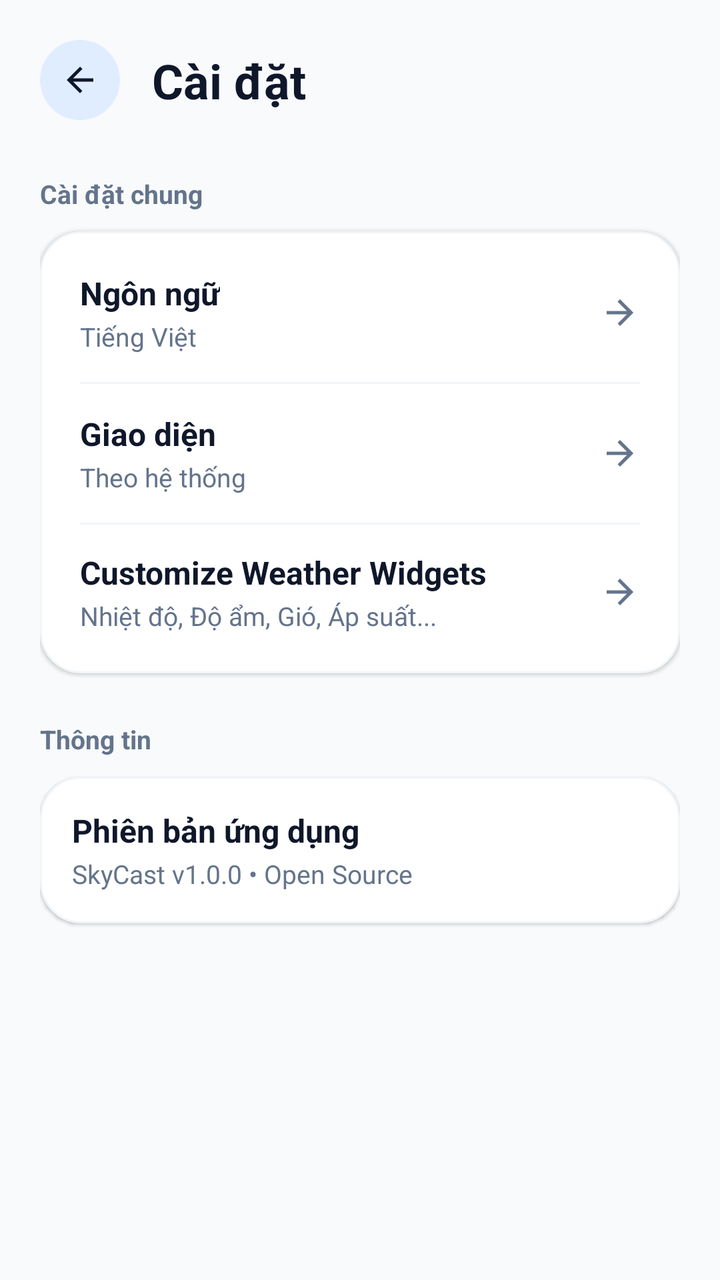
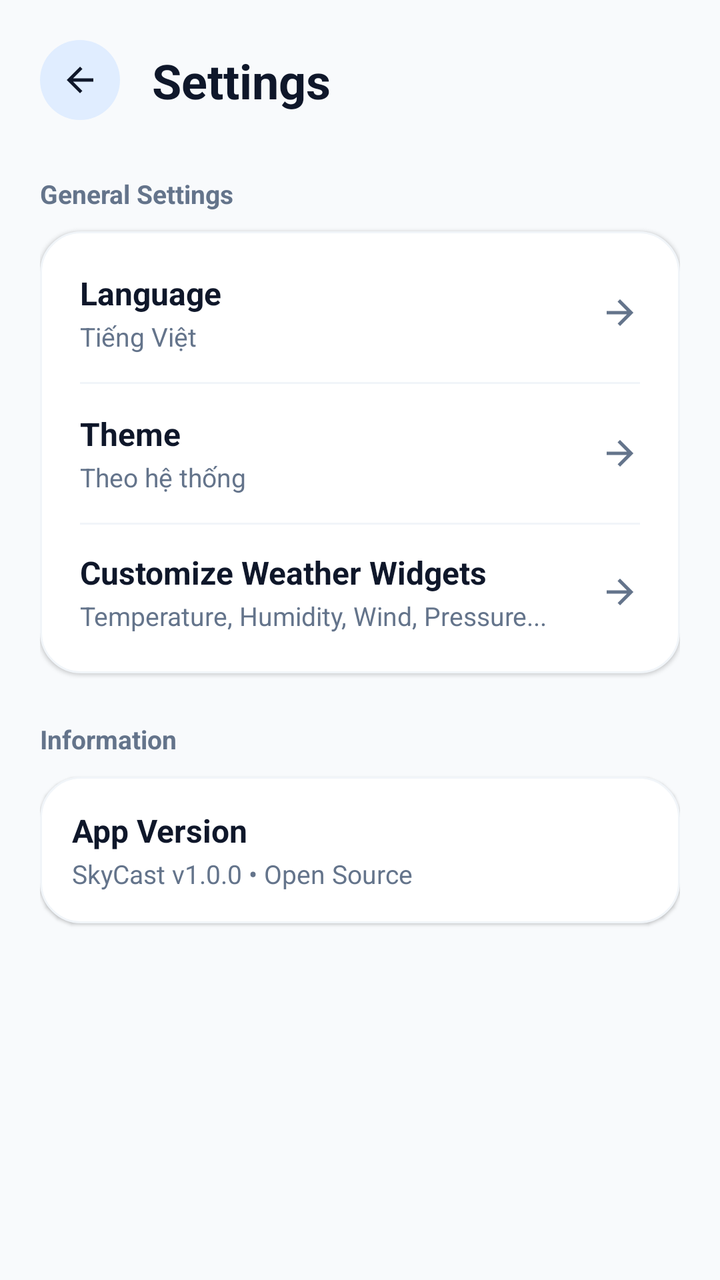

The first picture is an Android layout as it rendered before a commit; the second is the same layout after the commit. The layout source and the unified diff follow.
<!-- AndroidManifest.xml: application theme Theme.Weather -->
<!-- res/layout/fragment_settings.xml -->
<?xml version="1.0" encoding="utf-8"?>
<androidx.core.widget.NestedScrollView xmlns:android="http://schemas.android.com/apk/res/android"
    xmlns:app="http://schemas.android.com/apk/res-auto"
    xmlns:tools="http://schemas.android.com/tools"
    android:layout_width="match_parent"
    android:layout_height="match_parent"
    android:background="@color/home_bg"
    android:fillViewport="true"
    android:overScrollMode="never">

    <androidx.constraintlayout.widget.ConstraintLayout
        android:layout_width="match_parent"
        android:layout_height="wrap_content"
        android:padding="20dp">

        
        <ImageView
            android:id="@+id/btnBack"
            android:layout_width="40dp"
            android:layout_height="40dp"
            android:background="@drawable/bg_badge_rounded"
            android:contentDescription="Quay lại"
            android:padding="10dp"
            android:src="@drawable/ic_arrow_back"
            app:layout_constraintStart_toStartOf="parent"
            app:layout_constraintTop_toTopOf="parent"
            app:tint="@color/card_title" />

        <TextView
            android:id="@+id/tvSettingsTitle"
            android:layout_width="0dp"
            android:layout_height="wrap_content"
            android:layout_marginStart="16dp"
            android:text="Cài đặt"
            android:textColor="@color/card_title"
            android:textSize="24sp"
            android:textStyle="bold"
            app:layout_constraintBottom_toBottomOf="@id/btnBack"
            app:layout_constraintEnd_toEndOf="parent"
            app:layout_constraintStart_toEndOf="@id/btnBack"
            app:layout_constraintTop_toTopOf="@id/btnBack" />

        
        <TextView
            android:id="@+id/tvGeneralSectionTitle"
            android:layout_width="wrap_content"
            android:layout_height="wrap_content"
            android:layout_marginTop="28dp"
            android:text="Cài đặt chung"
            android:textColor="@color/brand_section_title"
            android:textSize="13sp"
            android:textStyle="bold"
            app:layout_constraintStart_toStartOf="parent"
            app:layout_constraintTop_toBottomOf="@id/btnBack" />

        <androidx.constraintlayout.widget.ConstraintLayout
            android:id="@+id/cardGeneralSettings"
            android:layout_width="match_parent"
            android:layout_height="wrap_content"
            android:layout_marginTop="10dp"
            android:background="@drawable/bg_card_white"
            android:elevation="1dp"
            android:padding="6dp"
            app:layout_constraintTop_toBottomOf="@id/tvGeneralSectionTitle">

            
            <LinearLayout
                android:id="@+id/layoutLanguage"
                android:layout_width="match_parent"
                android:layout_height="wrap_content"
                android:background="?attr/selectableItemBackground"
                android:clickable="true"
                android:focusable="true"
                android:gravity="center_vertical"
                android:orientation="horizontal"
                android:paddingHorizontal="14dp"
                android:paddingVertical="14dp"
                app:layout_constraintTop_toTopOf="parent">

                <LinearLayout
                    android:layout_width="0dp"
                    android:layout_height="wrap_content"
                    android:layout_weight="1"
                    android:orientation="vertical">

                    <TextView
                        android:layout_width="wrap_content"
                        android:layout_height="wrap_content"
                        android:text="Ngôn ngữ"
                        android:textColor="@color/card_title"
                        android:textSize="16sp"
                        android:textStyle="bold" />

                    <TextView
                        android:id="@+id/tvLanguageValue"
                        android:layout_width="wrap_content"
                        android:layout_height="wrap_content"
                        android:layout_marginTop="2dp"
                        android:text="Tiếng Việt"
                        android:textColor="@color/card_desc"
                        android:textSize="13sp" />
                </LinearLayout>

                <ImageView
                    android:layout_width="20dp"
                    android:layout_height="20dp"
                    android:src="@drawable/ic_arrow_forward"
                    app:tint="@color/brand_section_title" />
            </LinearLayout>

            <View
                android:id="@+id/divider1"
                android:layout_width="match_parent"
                android:layout_height="1dp"
                android:layout_marginHorizontal="14dp"
                android:background="@color/card_border"
                app:layout_constraintTop_toBottomOf="@id/layoutLanguage" />

            
            <LinearLayout
                android:id="@+id/layoutTheme"
                android:layout_width="match_parent"
                android:layout_height="wrap_content"
                android:background="?attr/selectableItemBackground"
                android:clickable="true"
                android:focusable="true"
                android:gravity="center_vertical"
                android:orientation="horizontal"
                android:paddingHorizontal="14dp"
                android:paddingVertical="14dp"
                app:layout_constraintTop_toBottomOf="@id/divider1">

                <LinearLayout
                    android:layout_width="0dp"
                    android:layout_height="wrap_content"
                    android:layout_weight="1"
                    android:orientation="vertical">

                    <TextView
                        android:layout_width="wrap_content"
                        android:layout_height="wrap_content"
                        android:text="Giao diện"
                        android:textColor="@color/card_title"
                        android:textSize="16sp"
                        android:textStyle="bold" />

                    <TextView
                        android:id="@+id/tvThemeValue"
                        android:layout_width="wrap_content"
                        android:layout_height="wrap_content"
                        android:layout_marginTop="2dp"
                        android:text="Theo hệ thống"
                        android:textColor="@color/card_desc"
                        android:textSize="13sp" />
                </LinearLayout>

                <ImageView
                    android:layout_width="20dp"
                    android:layout_height="20dp"
                    android:src="@drawable/ic_arrow_forward"
                    app:tint="@color/brand_section_title" />
            </LinearLayout>

            <View
                android:id="@+id/divider2"
                android:layout_width="match_parent"
                android:layout_height="1dp"
                android:layout_marginHorizontal="14dp"
                android:background="@color/card_border"
                app:layout_constraintTop_toBottomOf="@id/layoutTheme" />




            
            <LinearLayout
                android:id="@+id/layoutWeatherWidgets"
                android:layout_width="match_parent"
                android:layout_height="wrap_content"
                android:background="?attr/selectableItemBackground"
                android:clickable="true"
                android:focusable="true"
                android:gravity="center_vertical"
                android:orientation="horizontal"
                android:paddingHorizontal="14dp"
                android:paddingVertical="14dp"
                app:layout_constraintTop_toBottomOf="@+id/layoutTheme"
                tools:layout_editor_absoluteX="6dp">

                <LinearLayout
                    android:layout_width="0dp"
                    android:layout_height="wrap_content"
                    android:layout_weight="1"
                    android:orientation="vertical">

                    <TextView
                        android:layout_width="wrap_content"
                        android:layout_height="wrap_content"
                        android:text="@string/settings_weather_setup"
                        android:textColor="@color/card_title"
                        android:textSize="16sp"
                        android:textStyle="bold" />

                    <TextView
                        android:id="@+id/tvWeatherWidgetsValue"
                        android:layout_width="wrap_content"
                        android:layout_height="wrap_content"
                        android:layout_marginTop="2dp"
                        android:text="Nhiệt độ, Độ ẩm, Gió, Áp suất..."
                        android:textColor="@color/card_desc"
                        android:textSize="13sp" />
                </LinearLayout>

                <ImageView
                    android:layout_width="20dp"
                    android:layout_height="20dp"
                    android:src="@drawable/ic_arrow_forward"
                    app:tint="@color/brand_section_title" />
            </LinearLayout>

        </androidx.constraintlayout.widget.ConstraintLayout>

        
        <TextView
            android:id="@+id/tvAboutSectionTitle"
            android:layout_width="wrap_content"
            android:layout_height="wrap_content"
            android:layout_marginTop="24dp"
            android:text="Thông tin"
            android:textColor="@color/brand_section_title"
            android:textSize="13sp"
            android:textStyle="bold"
            app:layout_constraintStart_toStartOf="parent"
            app:layout_constraintTop_toBottomOf="@id/cardGeneralSettings" />

        <androidx.constraintlayout.widget.ConstraintLayout
            android:id="@+id/cardAbout"
            android:layout_width="match_parent"
            android:layout_height="wrap_content"
            android:layout_marginTop="10dp"
            android:background="@drawable/bg_card_white"
            android:elevation="1dp"
            android:padding="16dp"
            app:layout_constraintTop_toBottomOf="@id/tvAboutSectionTitle">

            <LinearLayout
                android:layout_width="match_parent"
                android:layout_height="wrap_content"
                android:gravity="center_vertical"
                android:orientation="horizontal"
                app:layout_constraintTop_toTopOf="parent">

                <LinearLayout
                    android:layout_width="0dp"
                    android:layout_height="wrap_content"
                    android:layout_weight="1"
                    android:orientation="vertical">

                    <TextView
                        android:layout_width="wrap_content"
                        android:layout_height="wrap_content"
                        android:text="Phiên bản ứng dụng"
                        android:textColor="@color/card_title"
                        android:textSize="16sp"
                        android:textStyle="bold" />

                    <TextView
                        android:id="@+id/tvAppVersion"
                        android:layout_width="wrap_content"
                        android:layout_height="wrap_content"
                        android:layout_marginTop="2dp"
                        android:text="SkyCast v1.0.0 • Open Source"
                        android:textColor="@color/card_desc"
                        android:textSize="13sp" />
                </LinearLayout>


            </LinearLayout>
        </androidx.constraintlayout.widget.ConstraintLayout>

    </androidx.constraintlayout.widget.ConstraintLayout>
</androidx.core.widget.NestedScrollView>
<!-- resources referenced by this layout -->
<resources>
  <color name="brand_section_title">#64748B</color>
  <color name="card_border">#F1F5F9</color>
  <color name="card_desc">#64748B</color>
  <color name="card_title">#0F172A</color>
  <color name="home_bg">#F8FAFC</color>
  <!-- drawable bg_badge_rounded (drawable) -->
  <?xml version="1.0" encoding="utf-8"?>
  <shape xmlns:android="http://schemas.android.com/apk/res/android"
      android:shape="rectangle">
      <corners android:radius="64dp" />
      <solid android:color="@color/badge_blue_bg" />
  </shape>
  <!-- drawable bg_card_white (drawable) -->
  <shape xmlns:android="http://schemas.android.com/apk/res/android"
      android:shape="rectangle">
      <corners android:radius="20dp" />
      <solid android:color="@color/card_bg" />
      <stroke
          android:width="1dp"
          android:color="@color/card_border" />
  </shape>
  <!-- drawable ic_arrow_back (drawable) -->
  <vector xmlns:android="http://schemas.android.com/apk/res/android"
      android:width="24dp"
      android:height="24dp"
      android:viewportWidth="24"
      android:viewportHeight="24">
      <path
          android:fillColor="@color/card_title"
          android:pathData="M20,11H7.83l5.59,-5.59L12,4l-8,8l8,8l1.41,-1.41L7.83,13H20v-2z"/>
  </vector>
  <!-- drawable ic_arrow_forward (drawable) -->
  <vector xmlns:android="http://schemas.android.com/apk/res/android"
      android:width="24dp"
      android:height="24dp"
      android:viewportWidth="24"
      android:viewportHeight="24"
      android:tint="?attr/colorControlNormal">
      <path
          android:fillColor="@android:color/white"
          android:pathData="M12,4l-1.41,1.41L16.17,11H4v2h12.17l-5.58,5.59L12,20l8,-8z"/>
  </vector>
  <string name="settings_weather_setup">Customize Weather Widgets</string>
  <style name="Theme.Weather" parent="Base.Theme.Weather" />
  <color name="badge_blue_bg">#E0EDFF</color>
  <color name="card_bg">#FFFFFF</color>
  <style name="Base.Theme.Weather" parent="Theme.Material3.DayNight.NoActionBar">
          
          
      </style>
</resources>

<!-- the commit's change to res/layout/fragment_settings.xml (unified diff, before → after) -->
@@ -31,7 +31,7 @@
             android:layout_width="0dp"
             android:layout_height="wrap_content"
             android:layout_marginStart="16dp"
-            android:text="Cài đặt"
+            android:text="@string/settings"
             android:textColor="@color/card_title"
             android:textSize="24sp"
             android:textStyle="bold"
@@ -46,7 +46,7 @@
             android:layout_width="wrap_content"
             android:layout_height="wrap_content"
             android:layout_marginTop="28dp"
-            android:text="Cài đặt chung"
+            android:text="@string/general_settings"
             android:textColor="@color/brand_section_title"
             android:textSize="13sp"
             android:textStyle="bold"
@@ -86,7 +86,7 @@
                     <TextView
                         android:layout_width="wrap_content"
                         android:layout_height="wrap_content"
-                        android:text="Ngôn ngữ"
+                        android:text="@string/language"
                         android:textColor="@color/card_title"
                         android:textSize="16sp"
                         android:textStyle="bold" />
@@ -139,7 +139,7 @@
                     <TextView
                         android:layout_width="wrap_content"
                         android:layout_height="wrap_content"
-                        android:text="Giao diện"
+                        android:text="@string/theme"
                         android:textColor="@color/card_title"
                         android:textSize="16sp"
                         android:textStyle="bold" />
@@ -206,7 +206,7 @@
                         android:layout_width="wrap_content"
                         android:layout_height="wrap_content"
                         android:layout_marginTop="2dp"
-                        android:text="Nhiệt độ, Độ ẩm, Gió, Áp suất..."
+                        android:text="@string/weather_widgets"
                         android:textColor="@color/card_desc"
                         android:textSize="13sp" />
                 </LinearLayout>
@@ -226,7 +226,7 @@
             android:layout_width="wrap_content"
             android:layout_height="wrap_content"
             android:layout_marginTop="24dp"
-            android:text="Thông tin"
+            android:text="@string/information"
             android:textColor="@color/brand_section_title"
             android:textSize="13sp"
             android:textStyle="bold"
@@ -259,7 +259,7 @@
                     <TextView
                         android:layout_width="wrap_content"
                         android:layout_height="wrap_content"
-                        android:text="Phiên bản ứng dụng"
+                        android:text="@string/app_version"
                         android:textColor="@color/card_title"
                         android:textSize="16sp"
                         android:textStyle="bold" />
@@ -269,7 +269,7 @@
                         android:layout_width="wrap_content"
                         android:layout_height="wrap_content"
                         android:layout_marginTop="2dp"
-                        android:text="SkyCast v1.0.0 • Open Source"
+                        android:text="@string/app_version_info"
                         android:textColor="@color/card_desc"
                         android:textSize="13sp" />
                 </LinearLayout>
<!-- resource entries referenced after the edit -->
@@ -42,7 +42,15 @@
           android:fillColor="@android:color/white"
           android:pathData="M12,4l-1.41,1.41L16.17,11H4v2h12.17l-5.58,5.59L12,20l8,-8z"/>
   </vector>
+  <string name="app_version">App Version</string>
+  <string name="app_version_info">SkyCast v1.0.0 • Open Source</string>
+  <string name="general_settings">General Settings</string>
+  <string name="information">Information</string>
+  <string name="language">Language</string>
+  <string name="settings">Settings</string>
   <string name="settings_weather_setup">Customize Weather Widgets</string>
+  <string name="theme">Theme</string>
+  <string name="weather_widgets">Temperature, Humidity, Wind, Pressure...</string>
   <style name="Theme.Weather" parent="Base.Theme.Weather" />
   <color name="badge_blue_bg">#E0EDFF</color>
   <color name="card_bg">#FFFFFF</color>
